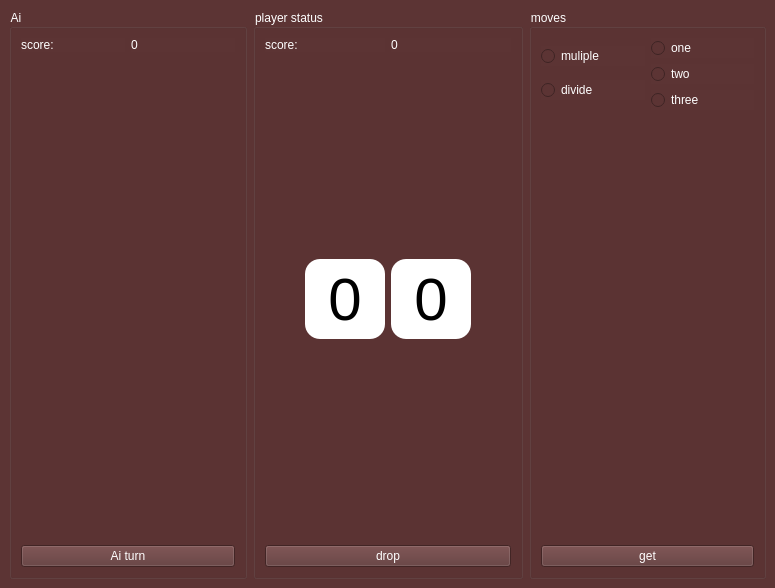
Old version of the form src/mainwindow.ui in the repository lucky-rydar/algorithms-lab6.
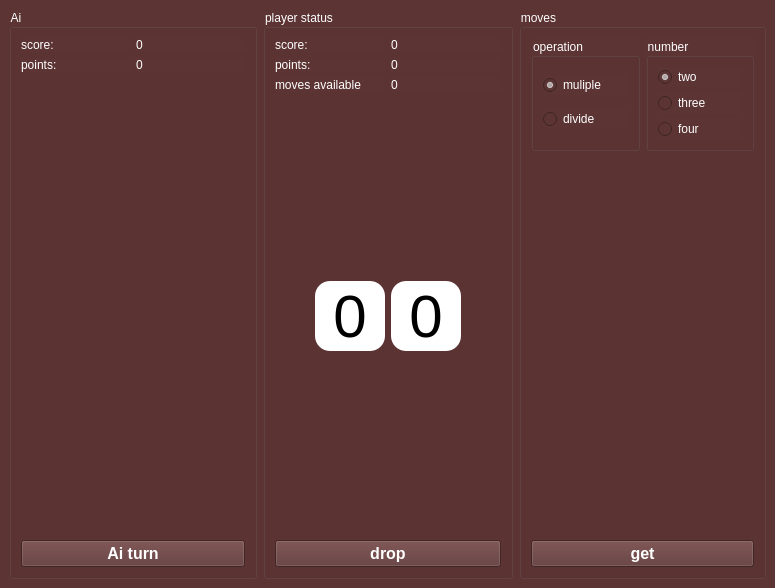
New version of the form.

```diff
--- a/src/mainwindow.ui
+++ b/src/mainwindow.ui
@@ -17,7 +17,7 @@
    <string notr="true">background-color: #5c3434; color: white;</string>
   </property>
   <widget class="QWidget" name="centralwidget">
-   <layout class="QHBoxLayout" name="horizontalLayout_5">
+   <layout class="QHBoxLayout" name="horizontalLayout_8">
     <item>
      <widget class="QGroupBox" name="groupBox_3">
       <property name="title">
@@ -42,6 +42,24 @@
          </item>
         </layout>
        </item>
+       <item>
+        <layout class="QHBoxLayout" name="horizontalLayout_6">
+         <item>
+          <widget class="QLabel" name="label_9">
+           <property name="text">
+            <string>points:</string>
+           </property>
+          </widget>
+         </item>
+         <item>
+          <widget class="QLabel" name="label_10">
+           <property name="text">
+            <string>0</string>
+           </property>
+          </widget>
+         </item>
+        </layout>
+       </item>
        <item>
         <spacer name="verticalSpacer_2">
          <property name="orientation">
@@ -50,7 +68,7 @@
          <property name="sizeHint" stdset="0">
           <size>
            <width>20</width>
-           <height>438</height>
+           <height>410</height>
           </size>
          </property>
         </spacer>
@@ -70,6 +88,18 @@
        </item>
        <item>
         <widget class="QPushButton" name="pushButton_3">
+         <property name="font">
+          <font>
+           <pointsize>12</pointsize>
+           <bold>true</bold>
+          </font>
+         </property>
+         <property name="styleSheet">
+          <string notr="true">QPushButton::disabled {
+	background-color: #997373;
+	color: #d1d1d1;
+}</string>
+         </property>
          <property name="text">
           <string>Ai turn</string>
          </property>
@@ -102,6 +132,42 @@
          </item>
         </layout>
        </item>
+       <item>
+        <layout class="QHBoxLayout" name="horizontalLayout_5">
+         <item>
+          <widget class="QLabel" name="label_7">
+           <property name="text">
+            <string>points:</string>
+           </property>
+          </widget>
+         </item>
+         <item>
+          <widget class="QLabel" name="label_8">
+           <property name="text">
+            <string>0</string>
+           </property>
+          </widget>
+         </item>
+        </layout>
+       </item>
+       <item>
+        <layout class="QHBoxLayout" name="horizontalLayout_7">
+         <item>
+          <widget class="QLabel" name="label_11">
+           <property name="text">
+            <string>moves available</string>
+           </property>
+          </widget>
+         </item>
+         <item>
+          <widget class="QLabel" name="label_12">
+           <property name="text">
+            <string>0</string>
+           </property>
+          </widget>
+         </item>
+        </layout>
+       </item>
        <item>
         <spacer name="verticalSpacer_3">
          <property name="orientation">
@@ -110,7 +176,7 @@
          <property name="sizeHint" stdset="0">
           <size>
            <width>106</width>
-           <height>184</height>
+           <height>162</height>
           </size>
          </property>
         </spacer>
@@ -140,14 +206,14 @@
            </property>
            <property name="minimumSize">
             <size>
-             <width>80</width>
-             <height>80</height>
+             <width>70</width>
+             <height>70</height>
             </size>
            </property>
            <property name="maximumSize">
             <size>
-             <width>80</width>
-             <height>80</height>
+             <width>70</width>
+             <height>70</height>
             </size>
            </property>
            <property name="font">
@@ -177,14 +243,14 @@
            </property>
            <property name="minimumSize">
             <size>
-             <width>80</width>
-             <height>80</height>
+             <width>70</width>
+             <height>70</height>
             </size>
            </property>
            <property name="maximumSize">
             <size>
-             <width>80</width>
-             <height>80</height>
+             <width>70</width>
+             <height>70</height>
             </size>
            </property>
            <property name="font">
@@ -227,13 +293,25 @@
          <property name="sizeHint" stdset="0">
           <size>
            <width>106</width>
-           <height>183</height>
+           <height>161</height>
           </size>
          </property>
         </spacer>
        </item>
        <item>
         <widget class="QPushButton" name="pushButton">
+         <property name="font">
+          <font>
+           <pointsize>12</pointsize>
+           <bold>true</bold>
+          </font>
+         </property>
+         <property name="styleSheet">
+          <string notr="true">QPushButton::disabled {
+	background-color: #997373;
+	color: #d1d1d1;
+}</string>
+         </property>
          <property name="text">
           <string>drop</string>
          </property>
@@ -247,16 +325,23 @@
       <property name="title">
        <string>moves</string>
       </property>
-      <layout class="QVBoxLayout" name="verticalLayout_3">
+      <layout class="QVBoxLayout" name="verticalLayout">
        <item>
         <layout class="QHBoxLayout" name="horizontalLayout_3">
          <item>
-          <layout class="QVBoxLayout" name="verticalLayout_2">
+          <widget class="QGroupBox" name="groupBox_4">
+           <property name="title">
+            <string>operation</string>
+           </property>
+           <layout class="QVBoxLayout" name="verticalLayout_6">
            <item>
             <widget class="QRadioButton" name="radioButton">
              <property name="text">
               <string>muliple</string>
              </property>
+              <property name="checked">
+               <bool>true</bool>
+              </property>
             </widget>
            </item>
            <item>
@@ -267,31 +352,40 @@
             </widget>
            </item>
           </layout>
+          </widget>
          </item>
          <item>
-          <layout class="QVBoxLayout" name="verticalLayout">
+          <widget class="QGroupBox" name="groupBox_5">
+           <property name="title">
+            <string>number</string>
+           </property>
+           <layout class="QVBoxLayout" name="verticalLayout_3">
            <item>
             <widget class="QRadioButton" name="radioButton_5">
              <property name="text">
-              <string>one</string>
-             </property>
-            </widget>
-           </item>
-           <item>
-            <widget class="QRadioButton" name="radioButton_4">
-             <property name="text">
               <string>two</string>
              </property>
+              <property name="checked">
+               <bool>true</bool>
+              </property>
             </widget>
            </item>
            <item>
-            <widget class="QRadioButton" name="radioButton_3">
+             <widget class="QRadioButton" name="radioButton_4">
              <property name="text">
               <string>three</string>
              </property>
             </widget>
            </item>
-          </layout>
+            <item>
+             <widget class="QRadioButton" name="radioButton_3">
+              <property name="text">
+               <string>four</string>
+              </property>
+             </widget>
+            </item>
+           </layout>
+          </widget>
          </item>
         </layout>
        </item>
@@ -303,7 +397,7 @@
          <property name="sizeHint" stdset="0">
           <size>
            <width>20</width>
-           <height>370</height>
+           <height>325</height>
           </size>
          </property>
         </spacer>
@@ -323,6 +417,18 @@
        </item>
        <item>
         <widget class="QPushButton" name="pushButton_2">
+         <property name="font">
+          <font>
+           <pointsize>12</pointsize>
+           <bold>true</bold>
+          </font>
+         </property>
+         <property name="styleSheet">
+          <string notr="true">QPushButton::disabled {
+	background-color: #997373;
+	color: #d1d1d1;
+}</string>
+         </property>
          <property name="text">
           <string>get</string>
          </property>
```
Lines whose indentation alone changed are shown as unchanged.
